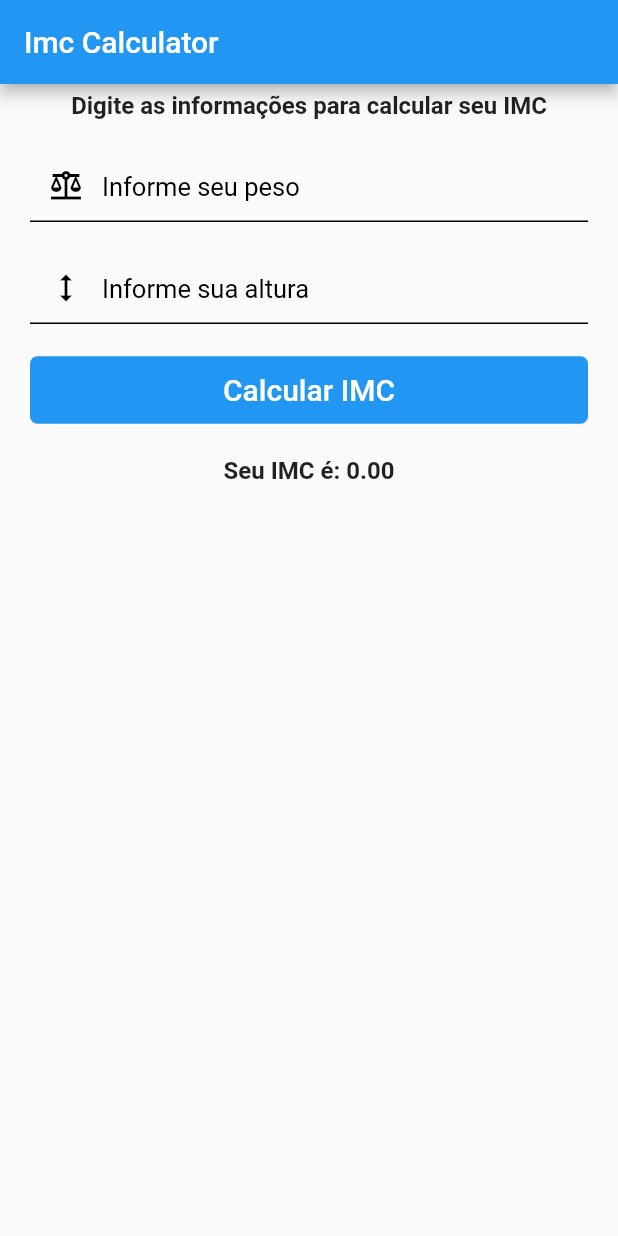
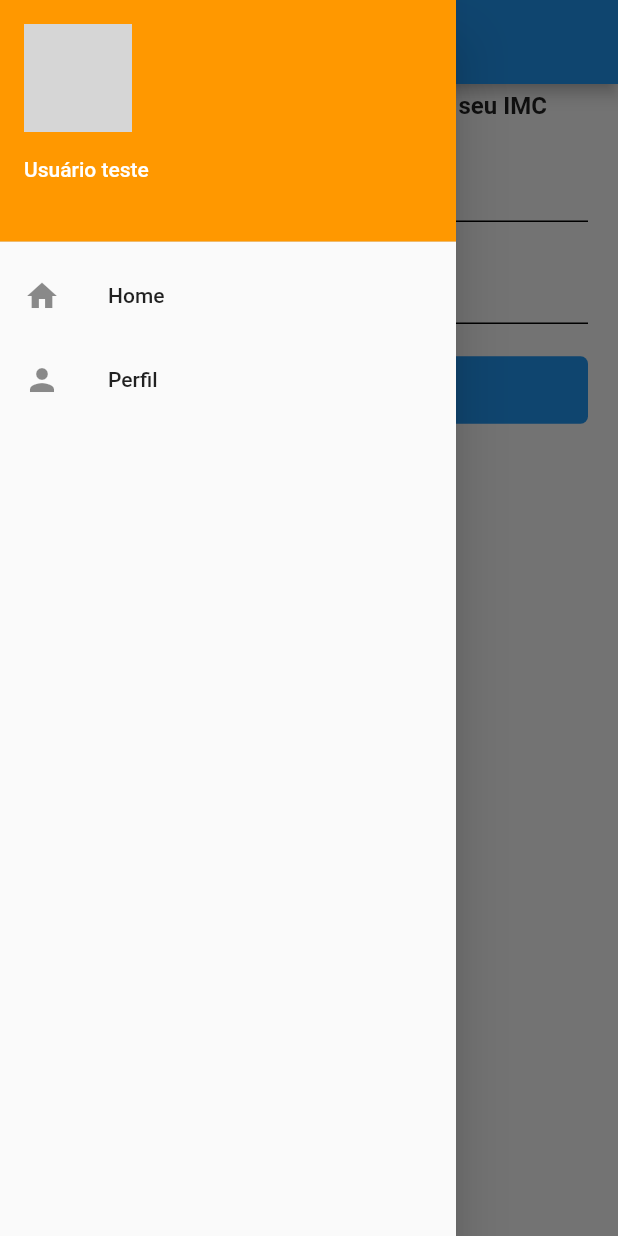
Before and after one commit to programadorEmerson/simple-imc-calculator, a Flutter app: the Dashboard screen opened directly, with the side drawer open (before the commit the screen has no drawer), on a phone screen of 412 x 824 dp. Run offline on Flutter 3.47's test engine with Material 2 defaults, Android fonts, the phone set to English and light mode, and no system bars; our stand-ins replace hive, shared_preferences; accounts and stored records are empty; network calls fail; grey boxes are pictures that could not be loaded.

```diff
--- /dev/null
+++ b/lib/Widgets/drawer.dart
@@ -0,0 +1,75 @@
+import 'package:flutter/material.dart';
+import 'package:shared_preferences/shared_preferences.dart';
+
+String fakeUrl =
+    "https://www.nj.com/resizer/zovGSasCaR41h_yUGYHXbVTQW2A=/1280x0/smart/cloudfront-us-east-1.images.arcpublishing.com/advancelocal/SJGKVE5UNVESVCW7BBOHKQCZVE.jpg";
+
+class CustomDrawer extends StatefulWidget {
+  const CustomDrawer({super.key});
+
+  @override
+  State<CustomDrawer> createState() => _CustomDrawerState();
+}
+
+class _CustomDrawerState extends State<CustomDrawer> {
+  String emailUser = "";
+
+  getData() async {
+    // Armazenar o email no SharedPreferences para ser usado no Dashboard
+    final storage = await SharedPreferences.getInstance();
+    setState(() {
+      emailUser = storage.getString(
+            "email",
+          ) ??
+          "";
+    });
+  }
+
+  @override
+  void initState() {
+    getData();
+    super.initState();
+  }
+
+  @override
+  Widget build(BuildContext context) {
+    return Drawer(
+      child: Padding(
+        padding: const EdgeInsets.symmetric(),
+        child: Column(children: [
+          UserAccountsDrawerHeader(
+            decoration: const BoxDecoration(color: Colors.orange),
+            currentAccountPicture: CircleAvatar(
+              backgroundColor: Colors.white,
+              child: ClipOval(
+                child: Image.network(
+                  fakeUrl,
+                  width: 80, // Largura da imagem
+                  height: 80, // Altura da imagem
+                  fit: BoxFit
+                      .cover, // Ajustar a imagem ao tamanho do CircleAvatar
+                ),
+              ),
+            ),
+            accountName: const Text('Usuário teste'),
+            accountEmail: Text(emailUser),
+          ),
+          ListTile(
+            leading: const Icon(Icons.home),
+            title: const Text('Home'),
+            onTap: () {
+              Navigator.pop(context);
+            },
+          ),
+          ListTile(
+            leading: const Icon(Icons.person),
+            title: const Text('Perfil'),
+            onTap: () {
+              Navigator.pop(context);
+            },
+          ),
+        ]),
+      ),
+    );
+  }
+}
--- /dev/null
+++ b/lib/models/imc.dart
@@ -0,0 +1,23 @@
+import 'package:hive/hive.dart';
+
+part 'imc.g.dart';
+
+@HiveType(typeId: 0)
+class ImcModel extends HiveObject {
+  @HiveField(0)
+  int id;
+
+  @HiveField(1)
+  double height;
+
+  @HiveField(2)
+  double weight;
+
+  @HiveField(3)
+  double imc;
+
+  @HiveField(4)
+  String message;
+
+  ImcModel(this.id, this.height, this.weight, this.imc, this.message);
+}
--- a/lib/pages/dashboard.dart
+++ b/lib/pages/dashboard.dart
@@ -1,6 +1,10 @@
 import 'package:flutter/material.dart';
+import 'package:hive/hive.dart';
+import 'package:imccalculator/Widgets/drawer.dart';
 import 'package:imccalculator/Widgets/input_text.dart';
 import 'package:imccalculator/Widgets/text_button.dart';
+import 'package:imccalculator/models/imc.dart';
+import 'package:imccalculator/repositories/imc.repository.dart';
 
 class Dashboard extends StatefulWidget {
   const Dashboard({super.key, required this.title});
@@ -13,8 +17,24 @@ class Dashboard extends StatefulWidget {
 class _DashboardState extends State<Dashboard> {
   TextEditingController weightController = TextEditingController();
   TextEditingController heightController = TextEditingController();
+  String imcMessage = "";
   double imc = 0;
-  String imcMessage = "";
+
+  late Box dataBase;
+  List<ImcModel> imcList = [];
+
+  getDataBaseHive() async {
+    List<ImcModel> list = ImcRepository.getAllData();
+    setState(() {
+      imcList = list;
+    });
+  }
+
+  @override
+  void initState() {
+    getDataBaseHive();
+    super.initState();
+  }
 
   void _calculateImc() {
     if (weightController.text.isNotEmpty && heightController.text.isNotEmpty) {
@@ -24,9 +44,6 @@ class _DashboardState extends State<Dashboard> {
       if (weight > 0 && height > 0) {
         double calculatedImc = weight / ((height / 100) * (height / 100));
         double roundedImc = calculatedImc.ceilToDouble();
-
-        setState(() {
-          imc = roundedImc;
 
         if (roundedImc < 16) {
           imcMessage = "Magreza grave";
@@ -45,11 +62,13 @@ class _DashboardState extends State<Dashboard> {
         } else {
           imcMessage = "Obesidade Grau 3 (mórbida)";
         }
-        });
-      } else {
-        setState(() {
-          imcMessage = "";
-        });
+
+        ImcModel imcModel = ImcModel(
+            imcList.length + 1, height, weight, roundedImc, imcMessage);
+
+        ImcRepository.addImc(imcModel);
+
+        getDataBaseHive();
       }
     }
   }
@@ -98,22 +117,22 @@ class _DashboardState extends State<Dashboard> {
                 fontSize: 20,
               ),
               const SizedBox(height: 20),
-              Text(
-                'Seu IMC é: ${imc.toStringAsFixed(2)}',
-                style:
-                    const TextStyle(fontSize: 16, fontWeight: FontWeight.bold),
+              Column(
+                children: imcList
+                    .map(
+                      (crrImc) => Text(
+                        'Seu IMC é: ${crrImc.imc.toStringAsFixed(2)} | ${crrImc.message}',
+                        style: const TextStyle(
+                            fontSize: 16, fontWeight: FontWeight.bold),
                       ),
-              const SizedBox(height: 20),
-              Text(
-                imcMessage,
-                style:
-                    const TextStyle(fontSize: 16, fontWeight: FontWeight.bold),
+                    )
+                    .toList(),
               ),
-              const SizedBox(height: 20),
             ],
           ),
         ),
       ),
+      drawer: const CustomDrawer(),
     );
   }
 }
--- /dev/null
+++ b/lib/repositories/imc.repository.dart
@@ -0,0 +1,26 @@
+import 'package:hive/hive.dart';
+import 'package:imccalculator/models/imc.dart';
+
+class ImcRepository {
+  static late Box<ImcModel> dataBase;
+
+  static Future<void> openBox() async {
+    dataBase = await Hive.openBox<ImcModel>('imcList');
+  }
+
+  static List<ImcModel> getAllData() {
+    return dataBase.values.toList();
+  }
+
+  static Future<void> addImc(ImcModel imcModel) async {
+    await dataBase.add(imcModel);
+  }
+
+  static Future<void> updateImc(int index, ImcModel imcModel) async {
+    await dataBase.putAt(index, imcModel);
+  }
+
+  static Future<void> deleteImc(int index) async {
+    await dataBase.deleteAt(index);
+  }
+}
```
Also changed, not shown: lib/main.dart (+13 -4 lines), lib/pages/login.dart (+11 -7 lines), pubspec.yaml (+7 -4 lines), lib/models/imc.g.dart (added), pubspec.lock, 7 other files. Lines whose indentation alone changed are shown as unchanged.
